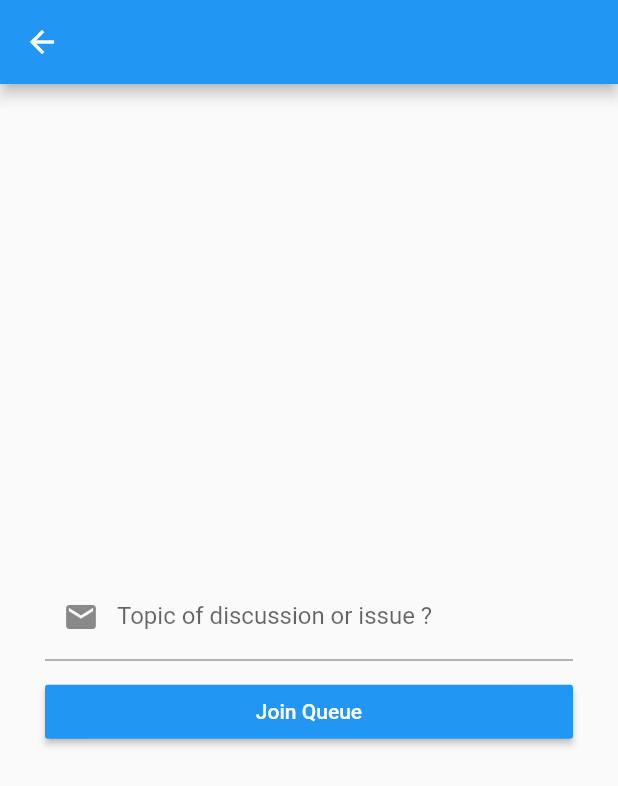
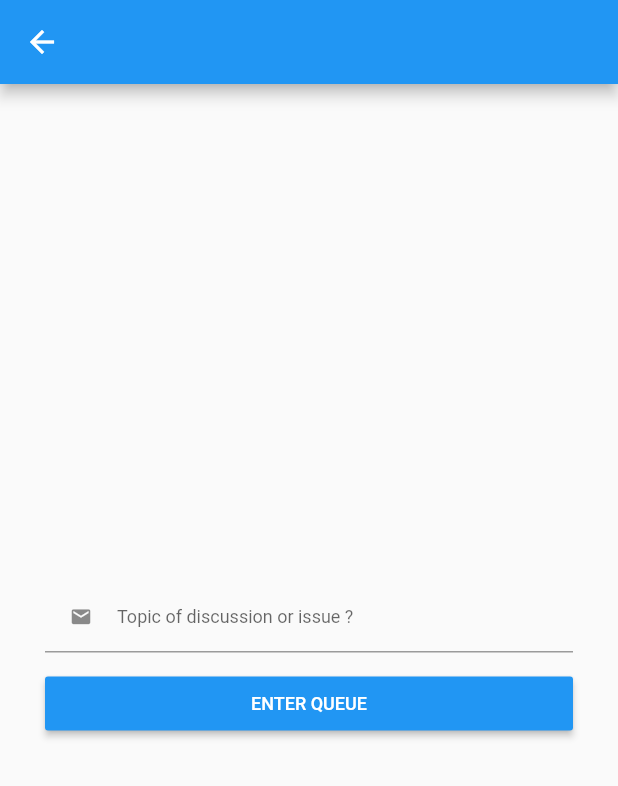
Before and after one commit to arma7x/FireFlutter, a Flutter app: the ChatPage screen opened directly with empty values, on a phone screen of 412 x 824 dp. Shown: the top 786 px of the screen. Run offline on Flutter 3.47's test engine with Material 2 defaults, Android fonts, the phone set to English and light mode, and no system bars; our stand-ins replace cached_network_image, device_info, firebase_auth, firebase_core, firebase_database, firebase_messaging and 5 more; accounts and stored records are empty.

Commit message:
update WIP flutter

```diff
--- a/fireflutter/lib/navigation/screens/chat.dart
+++ b/fireflutter/lib/navigation/screens/chat.dart
@@ -25,6 +25,7 @@ class _ChatPageState extends State<ChatPage> {
 
   final FirebaseAuth _auth = FirebaseAuth.instance;
 
+  double _pxRatio;
   FirebaseUser _user;
   Map<dynamic, dynamic> _metadata;
   String _uid;
@@ -105,10 +106,10 @@ class _ChatPageState extends State<ChatPage> {
             List<Widget> dataWidget = List();
             var data = new Map<dynamic, dynamic>.from(i);
             if (data['user'] != _user.uid && data['user'] == chat['assigned_user']) {
-              dataWidget.add(CircleAvatarIcon(url: _assignedUserMetadata == null ? null : _assignedUserMetadata['photoUrl'], radius: 20));
+              dataWidget.add(CircleAvatarIcon(url: _assignedUserMetadata == null ? null : _assignedUserMetadata['photoUrl'], radius: 13.0));
             }
             if (data['user'] != _user.uid && data['user'] == _uid) {
-              dataWidget.add(CircleAvatarIcon(url: _queueUserMetadata == null ? null : _queueUserMetadata['photoUrl'], radius: 20));
+              dataWidget.add(CircleAvatarIcon(url: _queueUserMetadata == null ? null : _queueUserMetadata['photoUrl'], radius: 13.0));
             }
             dataWidget.add(
               Container(
@@ -124,13 +125,13 @@ class _ChatPageState extends State<ChatPage> {
                         Text(
                           data['message']['data'] != null ? data['message']['data'] : "-",
                           textAlign: TextAlign.left,
-                          style: TextStyle(fontSize: 10.0, fontWeight: FontWeight.normal)
+                          style: TextStyle(fontSize: 6.5 * _pxRatio, fontWeight: FontWeight.normal)
                         ),
                         SizedBox(height: 10, width: 0),
                         Text(
                           DateTime.fromMillisecondsSinceEpoch(data['timestamp']).toLocal().toString().substring(0, 19),
                           textAlign: TextAlign.right,
-                          style: TextStyle(fontSize: 8.0, fontWeight: FontWeight.normal, color: Colors.grey),
+                          style: TextStyle(fontSize: 6.0 * _pxRatio, fontWeight: FontWeight.normal, color: Colors.grey),
                         )
                       ]
                     )
@@ -139,7 +140,7 @@ class _ChatPageState extends State<ChatPage> {
               )
             );
             if (data['user'] == _user.uid){
-              dataWidget.add(CircleAvatarIcon(url: _user.photoUrl, radius: 20));
+              dataWidget.add(CircleAvatarIcon(url: _user.photoUrl, radius: 13.0));
             }
             tempLogWidget.add(
               Container(
@@ -198,7 +199,10 @@ class _ChatPageState extends State<ChatPage> {
         context: context,
         builder: (BuildContext _) {
           return AlertDialog(
-            title: new Text("Are sure to enter queue list ?"),
+            title: new Text(
+              "Are sure to enter queue list ?",
+              style: TextStyle(fontSize: 10.0 * _pxRatio),
+            ),
             actions: <Widget>[
               new FlatButton(
                 child: new Text("No"),
@@ -246,7 +250,10 @@ class _ChatPageState extends State<ChatPage> {
       context: context,
       builder: (BuildContext _) {
         return AlertDialog(
-          title: new Text("Are sure to exit from queue list ?"),
+          title: new Text(
+            "Are sure to exit from queue list ?",
+            style: TextStyle(fontSize: 10.0 * _pxRatio),
+          ),
           actions: <Widget>[
             new FlatButton(
               child: new Text("No"),
@@ -321,7 +328,10 @@ class _ChatPageState extends State<ChatPage> {
       context: context,
       builder: (BuildContext _) {
         return AlertDialog(
-          title: new Text("Are sure to remove this chat from queue list ?"),
+          title: new Text(
+            "Are sure to remove this chat from queue list ?",
+            style: TextStyle(fontSize: 10.0 * _pxRatio),
+          ),
           actions: <Widget>[
             new FlatButton(
               child: new Text("No"),
@@ -374,6 +384,7 @@ class _ChatPageState extends State<ChatPage> {
 
     _user = Provider.of<Auth>(context).user;
     _metadata = Provider.of<Auth>(context).metadata;
+    _pxRatio = MediaQuery.of(context).devicePixelRatio;
 
     return Scaffold(
       key: _scaffoldKey,
@@ -396,9 +407,12 @@ class _ChatPageState extends State<ChatPage> {
                     alignment: Alignment.center,
                     child: TextFormField(
                       controller: _topicController,
+                      style: TextStyle(fontSize: 8.0 * _pxRatio,),
                       decoration: InputDecoration(
-                        prefixIcon: Icon(Icons.email),
-                        labelText: 'Topic of discussion or issue ?'
+                        prefixIcon: Icon(Icons.email, size: 10.0 * _pxRatio,),
+                        labelText: 'Topic of discussion or issue ?',
+                        labelStyle: TextStyle(fontSize: 8.0 * _pxRatio,),
+                        contentPadding: EdgeInsets.fromLTRB(0.0, 5.0, 0.0, 5.0),
                       ),
                       validator: (String value) {
                         if (value.isEmpty) {
@@ -417,8 +431,8 @@ class _ChatPageState extends State<ChatPage> {
                       child: RaisedButton(
                         color: Theme.of(context).primaryColor,
                         child: Text(
-                          'Join Queue',
-                          style: TextStyle(color: Colors.white),
+                          'ENTER QUEUE',
+                          style: TextStyle(color: Colors.white, fontSize: 8.0 * _pxRatio,),
                         ),
                         onPressed: _enterQueue
                       ),
@@ -447,7 +461,7 @@ class _ChatPageState extends State<ChatPage> {
                 children: <Widget>[
                   Text(
                     'Be nice to each others',
-                    style: TextStyle(fontSize: 12, fontWeight: FontWeight.normal, color: Colors.grey),
+                    style: TextStyle(fontSize: 8.0 * _pxRatio, fontWeight: FontWeight.normal, color: Colors.grey),
                   ),
                 ],
               )
@@ -462,8 +476,8 @@ class _ChatPageState extends State<ChatPage> {
                   Container(
                     margin: EdgeInsets.fromLTRB(0.0, 0.0, 0.0, 0.0),
                     child: SizedBox(
-                      width: 60.0,
-                      height: 60.0,
+                      width: 25.0 * _pxRatio,
+                      height: 25.0 * _pxRatio,
                       child: Material(
                         child: InkWell(
                           onTap: () {
@@ -472,7 +486,7 @@ class _ChatPageState extends State<ChatPage> {
                           child: Row(
                             mainAxisAlignment: MainAxisAlignment.center,
                             children: <Widget>[
-                              Icon(Icons.announcement, size: 18.0, color: Colors.grey),
+                              Icon(Icons.announcement, size: 12.0 * _pxRatio, color: Colors.grey),
                             ]
                           ),
                         ),
@@ -482,15 +496,17 @@ class _ChatPageState extends State<ChatPage> {
                   ),
                   Expanded(
                     child: Container(
-                    margin: EdgeInsets.fromLTRB(0.0, 0.0, 0.0, 10.0),
+                    margin: EdgeInsets.fromLTRB(0.0, 0.0, 0.0, 0.0),
                     child: Form(
                         key: _messageFormKey,
                         child: TextFormField(
                           maxLines: null,
                           controller: _messageController,
+                          style: TextStyle(fontSize: 8.0 * _pxRatio,),
                           decoration: InputDecoration(
                             border: InputBorder.none,
-                            hintText: 'Please enter your message here'
+                            hintText: 'Please enter your message here',
+                            hintStyle: TextStyle(fontSize: 8.0 * _pxRatio,),
                           ),
                           validator: (String value) {
                             if (value.isEmpty) {
@@ -505,15 +521,15 @@ class _ChatPageState extends State<ChatPage> {
                   Container(
                     margin: EdgeInsets.fromLTRB(0.0, 0.0, 0.0, 0.0),
                     child: SizedBox(
-                      width: 60.0,
-                      height: 60.0,
+                      width: 25.0 * _pxRatio,
+                      height: 25.0 * _pxRatio,
                       child: Material(
                         child: InkWell(
                           onTap: _sendMessage,
                           child: Row(
                             mainAxisAlignment: MainAxisAlignment.center,
                             children: <Widget>[
-                              Icon(Icons.send, size: 18.0, color: Colors.grey),
+                              Icon(Icons.send, size: 12.0 * _pxRatio, color: Colors.grey),
                             ]
                           ),
                         ),
@@ -544,25 +560,25 @@ class _ChatPageState extends State<ChatPage> {
                   ListViewChild(
                     title: 'Timestamp',
                     subtitle: chat['timestamp'] == null ? "" : DateTime.fromMillisecondsSinceEpoch(chat['timestamp']).toLocal().toString().substring(0, 19),
-                    margin: EdgeInsets.fromLTRB(10.0, 20.0, 10.0, 0.0),
+                    margin: EdgeInsets.fromLTRB(10.0, 10.0, 10.0, 0.0),
                   ),
                   _assignedUserMetadata != null ? ListViewWidget(
-                    margin: EdgeInsets.fromLTRB(10.0, 20.0, 10.0, 0.0),
+                    margin: EdgeInsets.fromLTRB(10.0, 10.0, 10.0, 0.0),
                     widget: Row(
                       children: <Widget>[
-                        CircleAvatarIcon(url: _assignedUserMetadata['photoUrl'], radius: 20),
+                        CircleAvatarIcon(url: _assignedUserMetadata['photoUrl'], radius: 12),
                         SizedBox(width: 10),
                         Column(
                           crossAxisAlignment: CrossAxisAlignment.start,
                           children: <Widget>[
                             Text(
                               'Supervisor',
-                              style: TextStyle(fontSize: 12, fontWeight: FontWeight.normal)
+                              style: TextStyle(fontSize: 8.0 * _pxRatio, fontWeight: FontWeight.normal)
                             ),
                             SizedBox(height: 5),
                             Text(
                               _assignedUserMetadata['name'] == null ? "" : _assignedUserMetadata['name'],
-                              style: TextStyle(fontSize: 10, fontWeight: FontWeight.normal, color: Colors.grey)
+                              style: TextStyle(fontSize: 6.5 * _pxRatio, fontWeight: FontWeight.normal, color: Colors.grey)
                             ),
                           ]
                         ),
@@ -570,22 +586,22 @@ class _ChatPageState extends State<ChatPage> {
                     )
                   ) : SizedBox(height: 0, width: 0),
                   _queueUserMetadata != null ? ListViewWidget(
-                    margin: EdgeInsets.fromLTRB(10.0, 20.0, 10.0, 0.0),
+                    margin: EdgeInsets.fromLTRB(10.0, 10.0, 10.0, 0.0),
                     widget: Row(
                       children: <Widget>[
-                        CircleAvatarIcon(url: _queueUserMetadata['photoUrl'], radius: 20),
+                        CircleAvatarIcon(url: _queueUserMetadata['photoUrl'], radius: 12),
                         SizedBox(width: 10),
                         Column(
                           crossAxisAlignment: CrossAxisAlignment.start,
                           children: <Widget>[
                             Text(
                               'Client',
-                              style: TextStyle(fontSize: 12, fontWeight: FontWeight.normal)
+                              style: TextStyle(fontSize: 8.0 * _pxRatio, fontWeight: FontWeight.normal)
                             ),
                             SizedBox(height: 5),
                             Text(
                               _queueUserMetadata['name'] == null ? "" : _queueUserMetadata['name'],
-                              style: TextStyle(fontSize: 10, fontWeight: FontWeight.normal, color: Colors.grey)
+                              style: TextStyle(fontSize: 6.5 * _pxRatio, fontWeight: FontWeight.normal, color: Colors.grey)
                             ),
                           ]
                         ),
@@ -593,7 +609,7 @@ class _ChatPageState extends State<ChatPage> {
                     )
                   ) : SizedBox(height: 0, width: 0),
                   _metadata['role'] == 1 ? ListViewWidget(
-                    margin: EdgeInsets.fromLTRB(10.0, 20.0, 10.0, 0.0),
+                    margin: EdgeInsets.fromLTRB(10.0, 10.0, 10.0, 0.0),
                     widget: Column(
                       children: <Widget>[
                         _queueUserMetadataPrivate != null
@@ -614,13 +630,13 @@ class _ChatPageState extends State<ChatPage> {
                                     children: <Widget>[
                                       Text(
                                         'Status',
-                                        style: TextStyle(fontSize: 12.0, fontWeight: FontWeight.normal)
+                                        style: TextStyle(fontSize: 8.0 * _pxRatio, fontWeight: FontWeight.normal)
                                       ),
                                       SizedBox(width: 5),
                                       Icon(
                                         chat['status'] != 0 ? Icons.lock : Icons.lock_open,
                                         color: chat['status'] != 0 ? Colors.red : Colors.green,
-                                        size: 12.0,
+                                        size: 8.0 * _pxRatio,
                                       ),
                                     ]
                                   ),
@@ -642,11 +658,11 @@ class _ChatPageState extends State<ChatPage> {
                                   child: Row(
                                     mainAxisAlignment: MainAxisAlignment.center,
                                     children: <Widget>[
-                                      Icon(Icons.delete, size: 12.0, color: Colors.white),
+                                      Icon(Icons.delete, size: 8.0 * _pxRatio, color: Colors.white),
                                       SizedBox(width: 10),
                                       Text(
-                                        "Delete Queue",
-                                        style: TextStyle(color: Colors.white, fontSize: 12.0,),
+                                        "DELETE QUEUE",
+                                        style: TextStyle(color: Colors.white, fontSize: 8.0 * _pxRatio,),
                                       ),
                                     ]
                                   )
@@ -663,11 +679,11 @@ class _ChatPageState extends State<ChatPage> {
                             child: Row(
                               mainAxisAlignment: MainAxisAlignment.center,
                               children: <Widget>[
-                                Icon(Icons.notification_important, size: 12.0, color: Colors.white),
+                                Icon(Icons.notification_important, size: 8.0 * _pxRatio, color: Colors.white),
                                 SizedBox(width: 10),
                                 Text(
-                                  "Notify Client",
-                                  style: TextStyle(color: Colors.white, fontSize: 12.0,),
+                                  "NOTIFY CLIENT",
+                                  style: TextStyle(color: Colors.white, fontSize: 8.0 * _pxRatio,),
                                 ),
                               ]
                             )
@@ -685,11 +701,11 @@ class _ChatPageState extends State<ChatPage> {
                       child: Row(
                         mainAxisAlignment: MainAxisAlignment.center,
                         children: <Widget>[
-                          Icon(Icons.delete, size: 12.0, color: Colors.white),
+                          Icon(Icons.delete, size: 8.0 * _pxRatio, color: Colors.white),
                           SizedBox(width: 10),
                           Text(
-                            "Delete Queue",
-                            style: TextStyle(color: Colors.white, fontSize: 12.0),
+                            "EXIT QUEUE",
+                            style: TextStyle(color: Colors.white, fontSize: 8.0 * _pxRatio),
                           ),
                         ]
                       )
```
Also changed, not shown: fireflutter/lib/main.dart (+21 -7 lines), fireflutter/lib/navigation/fragments/home.dart (+11 -1 lines), fireflutter/lib/navigation/screens/profile.dart (+23 -13 lines), fireflutter/lib/navigation/screens/queue.dart (+7 -2 lines), fireflutter/lib/navigation/screens/register.dart (+20 -7 lines), fireflutter/lib/navigation/screens/reset_password.dart (+10 -2 lines), fireflutter/lib/widgets/login/email.dart (+15 -5 lines), fireflutter/lib/widgets/misc/circle_avatar_icon.dart (+6 -2 lines), fireflutter/lib/widgets/misc/list_view_child.dart (+5 -2 lines), fireflutter/lib/widgets/profile/dialong_button.dart (+5 -3 lines), fireflutter/lib/widgets/queue/queue_item.dart (+23 -20 lines), 1 other file.
